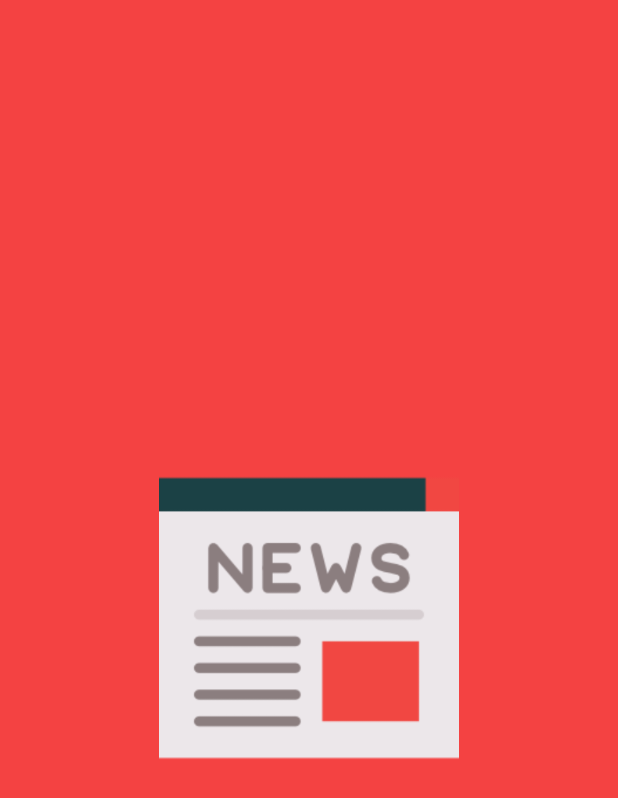
After one commit to zed1025/NewsApp, an Android app: the SplashScreen screen opened directly, with no data from a screen before it, on a phone screen of 412 x 824 dp. The commit adds this screen. Shown: the top 798 px of the screen. Run offline under Robolectric (Android 15) with nearby library versions, the phone set to English and light mode, and no system bars; network calls fail.

Commit message:
added splash screen

```diff
--- /dev/null
+++ b/app/src/main/java/inc/thebest/newsapp/SplashScreen.java
@@ -0,0 +1,37 @@
+package inc.thebest.newsapp;
+
+import android.content.Intent;
+import android.os.Handler;
+import android.support.v7.app.AppCompatActivity;
+import android.os.Bundle;
+
+public class SplashScreen extends AppCompatActivity {
+
+    // Splash screen timer
+    private static int SPLASH_TIME_OUT = 2000;
+
+    @Override
+    protected void onCreate(Bundle savedInstanceState) {
+        super.onCreate(savedInstanceState);
+        setContentView(R.layout.activity_splash_screen);
+
+        new Handler().postDelayed(new Runnable() {
+
+            /*
+             * Showing splash screen with a timer. This will be useful when you
+             * want to show case your app logo / company
+             */
+
+            @Override
+            public void run() {
+                // This method will be executed once the timer is over
+                // Start your app main activity
+                Intent i = new Intent(SplashScreen.this, MainActivity.class);
+                startActivity(i);
+
+                // close this activity
+                finish();
+            }
+        }, SPLASH_TIME_OUT);
+    }
+}
--- /dev/null
+++ b/app/src/main/res/layout/activity_splash_screen.xml
@@ -0,0 +1,17 @@
+<?xml version="1.0" encoding="utf-8"?>
+<RelativeLayout xmlns:android="http://schemas.android.com/apk/res/android"
+    xmlns:app="http://schemas.android.com/apk/res-auto"
+    xmlns:tools="http://schemas.android.com/tools"
+    android:layout_width="match_parent"
+    android:layout_height="match_parent"
+    tools:context="inc.thebest.newsapp.SplashScreen"
+    android:background="@color/colorAccent">
+
+    <ImageView
+        android:layout_width="@dimen/splash_image_width"
+        android:layout_height="@dimen/splash_image_height"
+        android:src="@drawable/news_logo"
+        android:layout_centerHorizontal="true"
+        android:layout_centerVertical="true"/>
+
+</RelativeLayout>
--- a/app/src/main/res/values/colors.xml
+++ b/app/src/main/res/values/colors.xml
@@ -4,4 +4,6 @@
     <color name="colorPrimaryDark">#000000</color>
     <color name="colorAccent">#f44242</color>
     <color name="bNavBackground">#6d6d6d</color>
+
+    <color name="black_overlay">#66000000</color>
 </resources>
--- a/app/src/main/res/values/dimens.xml
+++ b/app/src/main/res/values/dimens.xml
@@ -4,4 +4,6 @@
     <dimen name="image_width">110dp</dimen>
     <dimen name="image_height">60dp</dimen>
     <dimen name="card_text_size">15sp</dimen>
+    <dimen name="splash_image_height">200dp</dimen>
+    <dimen name="splash_image_width">200dp</dimen>
 </resources>
--- a/app/src/main/res/values/strings.xml
+++ b/app/src/main/res/values/strings.xml
@@ -8,4 +8,8 @@
 
     <!-- TODO: Remove or change this placeholder text -->
     <string name="hello_blank_fragment">Hello blank fragment</string>
+
+    <string name="title_activity_splash_screen">SplashScreen</string>
+    <string name="dummy_button">Dummy Button</string>
+    <string name="dummy_content">DUMMY\nCONTENT</string>
 </resources>
```
Also changed, not shown: app/src/main/AndroidManifest.xml (+5 -2 lines), app/src/main/res/values/attrs.xml (added, +12 -0 lines), app/src/main/res/values/styles.xml (+12 -0 lines).
